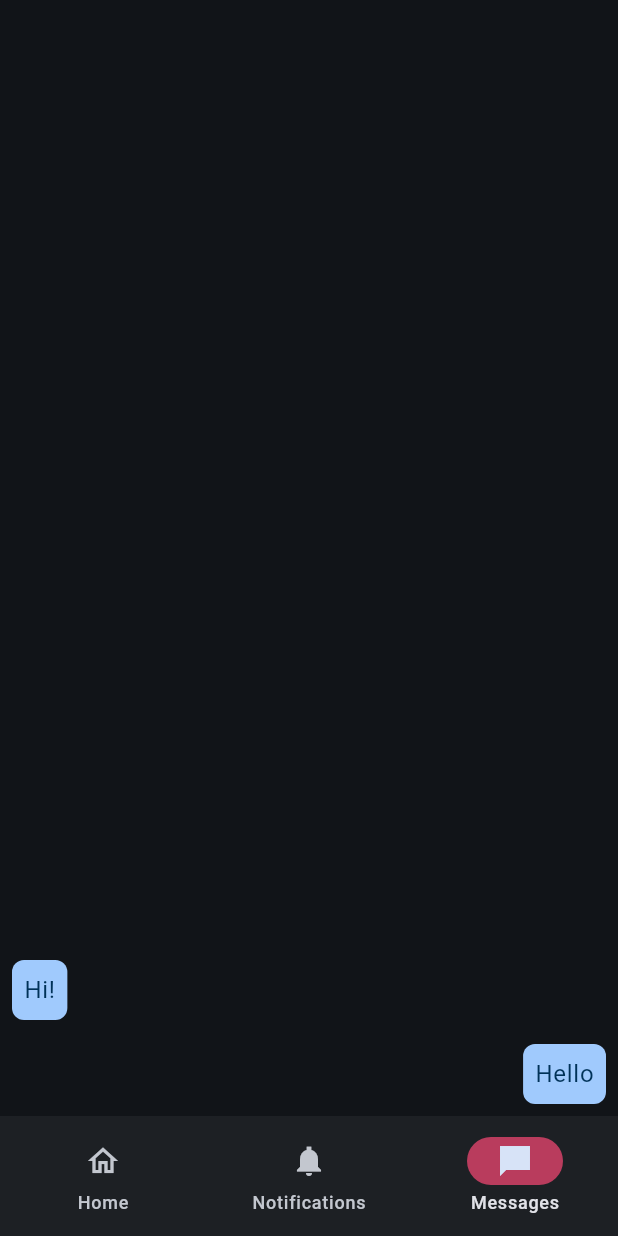
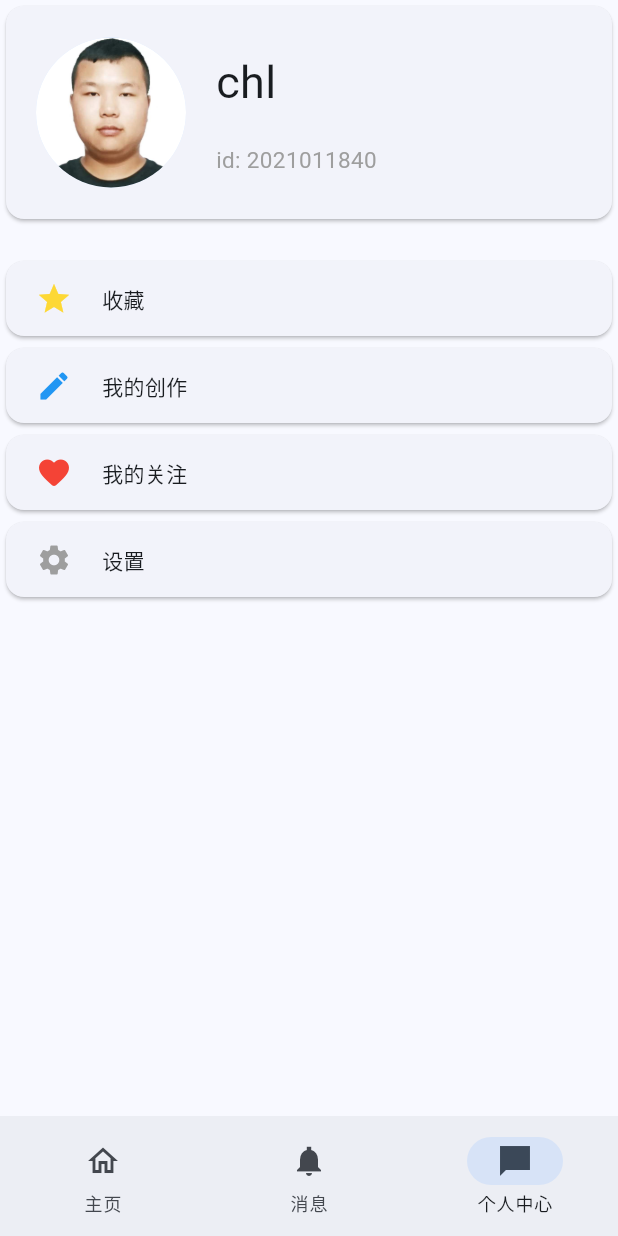
Before and after one commit to HangLee21/Mobile-Software-Development, a Flutter app: the NavigationExample screen opened directly, item 3 of the bottom bar chosen, on a phone screen of 412 x 824 dp. Run offline on Flutter 3.47's test engine with Material 3 defaults, Android fonts, the phone set to English and light mode, and no system bars; our stand-ins replace google_fonts.

Commit message:
个人中心

```diff
--- /dev/null
+++ b/forum/lib/components/accountpagecard.dart
@@ -0,0 +1,44 @@
+import 'package:flutter/material.dart';
+import 'package:forum/theme/theme_data.dart';
+
+
+Map iconDict = const {
+  '收藏': Icons.star,
+  '我的创作': Icons.edit,
+  '我的关注': Icons.favorite_rounded,
+  '设置': Icons.settings,
+};
+Map colorDict =  {
+  '收藏': Colors.yellow[600],
+  '我的创作': Colors.blue,
+  '我的关注': Colors.red,
+  '设置': Colors.grey,
+};
+
+class AccountPageCard extends StatelessWidget{
+  final String name;
+  const AccountPageCard(this.name,{super.key});
+  @override
+  Widget build(BuildContext context){
+
+    return Card(
+      child: Container(
+          height: 50,
+          child: InkWell(
+            onTap: (){
+
+            },
+            child: Row(
+              children: [
+                const SizedBox(width: 20,),
+                Icon(iconDict[name], color: colorDict[name],),
+                const SizedBox(width: 20,),
+                Text(name),
+              ],
+            ),
+          )
+
+      ),
+    );
+  }
+}
--- a/forum/lib/components/search_bar.dart
+++ b/forum/lib/components/search_bar.dart
@@ -20,7 +20,7 @@ class _SearchBarAppState extends State<SearchBarApp> {
     return MaterialApp(
       debugShowCheckedModeBanner: false,
       theme: ThemeData(
-        brightness: Brightness.dark,
+        brightness: Brightness.light,
         colorSchemeSeed: Colors.blue,
         //启用
         useMaterial3: true,
--- a/forum/lib/main.dart
+++ b/forum/lib/main.dart
@@ -15,7 +15,7 @@ class ForumApp extends StatelessWidget {
       debugShowCheckedModeBanner: false,
       // theme: FlutterThemeData.lightThemeData,
         theme: ThemeData(
-          brightness: Brightness.dark,
+          brightness: Brightness.light,
           colorSchemeSeed: Colors.blue,
           //启用
           useMaterial3: true,
--- a/forum/lib/pages/account.dart
+++ b/forum/lib/pages/account.dart
@@ -0,0 +1,71 @@
+import 'package:flutter/cupertino.dart';
+import 'package:flutter/material.dart';
+import 'package:forum/components/accountpagecard.dart';
+
+class AccountPage extends StatelessWidget{
+  final String username;
+  final String userid;
+  const AccountPage(this.username,this.userid, {super.key});
+
+  @override
+  Widget build(BuildContext context){
+    final ThemeData theme = Theme.of(context);
+    return Center(
+        child: ListView(
+          children: [
+            Container(
+              alignment: Alignment.center,
+              height: 150,
+              child: Card(
+                child: Row(
+                  children: [
+                    const SizedBox(width: 20,),
+                    const CircleAvatar(
+                      foregroundImage: AssetImage('assets/images/1.jpg'),
+                      radius: 50,
+                    ),
+                    const SizedBox(width: 20,),
+                    Column(
+                        crossAxisAlignment: CrossAxisAlignment.start,
+                        mainAxisAlignment: MainAxisAlignment.center,
+                        children: [
+                          Row(
+                              children: [
+                                Text(username,
+                                    style: const TextStyle(
+                                      fontSize: 30,
+                                    )
+                                ),
+                              ]
+                          ),
+                          const SizedBox(height: 20),
+                          Row(
+                              children: [
+                                Text('id: $userid',
+                                    style: const TextStyle(
+                                        fontSize: 15,
+                                        color: Colors.grey
+                                    )
+                                ),
+                              ]
+                          ),
+
+                        ]
+
+                    ),
+
+                  ],
+                ),
+              ),
+            ),
+            const SizedBox(height: 20),
+            const AccountPageCard('收藏'),
+            const AccountPageCard('我的创作'),
+            const AccountPageCard('我的关注'),
+            const AccountPageCard('设置')
+          ],
+        )
+    );
+
+  }
+}
--- a/forum/lib/pages/login.dart
+++ b/forum/lib/pages/login.dart
@@ -30,6 +30,11 @@ class Login extends StatelessWidget{
         child:Column(
           mainAxisAlignment: MainAxisAlignment.center,
           children: [
+            const CircleAvatar(
+              foregroundImage: AssetImage('assets/images/1.jpg'),
+              radius: 40,
+            ),
+            const SizedBox(height: 20),
             const TextField(
               textDirection: TextDirection.ltr,
               obscureText: false,
@@ -56,6 +61,16 @@ class Login extends StatelessWidget{
                 style: ButtonStyle(
                     minimumSize: MaterialStateProperty.all(Size(250, 50))
                 ),
+            ),
+            const SizedBox(height: 10),
+            ElevatedButton(
+              onPressed: (){
+                Navigator.of(context).push(MaterialPageRoute(builder: (context) => NavigationExample()));
+              },
+              child: const Text('注册'),
+              style: ButtonStyle(
+                  minimumSize: MaterialStateProperty.all(Size(250, 50))
+              ),
             )
           ],
         ),
--- a/forum/lib/pages/navigation.dart
+++ b/forum/lib/pages/navigation.dart
@@ -1,4 +1,5 @@
 import 'package:flutter/material.dart';
+import 'package:forum/pages/account.dart';
 import 'package:forum/theme/theme_data.dart';
 import 'package:forum/pages/home.dart';
 
@@ -22,21 +23,21 @@ class _NavigationExampleState extends State<NavigationExample> {
             currentPageIndex = index;
           });
         },
-        indicatorColor: FlutterThemeData.lightThemeData.primaryColor,
+
         selectedIndex: currentPageIndex,
         destinations: const <Widget>[
           NavigationDestination(
             selectedIcon: Icon(Icons.home),
             icon: Icon(Icons.home_outlined),
-            label: 'Home',
+            label: '主页',
           ),
           NavigationDestination(
             icon: Icon(Icons.notifications_sharp),
-            label: 'Notifications',
+            label: '消息',
           ),
           NavigationDestination(
             icon: Icon(Icons.messenger_sharp),
-            label: 'Messages',
+            label: '个人中心',
           ),
         ],
       ),
@@ -75,47 +76,48 @@ class _NavigationExampleState extends State<NavigationExample> {
           ),
         ),
 
-        /// Messages page
-        ListView.builder(
-          reverse: true,
-          itemCount: 2,
-          itemBuilder: (BuildContext context, int index) {
-            if (index == 0) {
-              return Align(
-                alignment: Alignment.centerRight,
-                child: Container(
-                  margin: const EdgeInsets.all(8.0),
-                  padding: const EdgeInsets.all(8.0),
-                  decoration: BoxDecoration(
-                    color: theme.colorScheme.primary,
-                    borderRadius: BorderRadius.circular(8.0),
-                  ),
-                  child: Text(
-                    'Hello',
-                    style: theme.textTheme.bodyLarge!
-                        .copyWith(color: theme.colorScheme.onPrimary),
-                  ),
-                ),
-              );
-            }
-            return Align(
-              alignment: Alignment.centerLeft,
-              child: Container(
-                margin: const EdgeInsets.all(8.0),
-                padding: const EdgeInsets.all(8.0),
-                decoration: BoxDecoration(
-                  color: theme.colorScheme.primary,
-                  borderRadius: BorderRadius.circular(8.0),
-                ),
-                child: Text(
-                  'Hi!',
-                  style: theme.textTheme.bodyLarge!
-                      .copyWith(color: theme.colorScheme.onPrimary),
-                ),
-              ),
-            );
-          },
-        ),
+        /// Account page
+        const AccountPage("chl","2021011840")
+        // ListView.builder(
+        //   reverse: true,
+        //   itemCount: 2,
+        //   itemBuilder: (BuildContext context, int index) {
+        //     if (index == 0) {
+        //       return Align(
+        //         alignment: Alignment.centerRight,
+        //         child: Container(
+        //           margin: const EdgeInsets.all(8.0),
+        //           padding: const EdgeInsets.all(8.0),
+        //           decoration: BoxDecoration(
+        //             color: theme.colorScheme.primary,
+        //             borderRadius: BorderRadius.circular(8.0),
+        //           ),
+        //           child: Text(
+        //             'Hello',
+        //             style: theme.textTheme.bodyLarge!
+        //                 .copyWith(color: theme.colorScheme.onPrimary),
+        //           ),
+        //         ),
+        //       );
+        //     }
+        //     return Align(
+        //       alignment: Alignment.centerLeft,
+        //       child: Container(
+        //         margin: const EdgeInsets.all(8.0),
+        //         padding: const EdgeInsets.all(8.0),
+        //         decoration: BoxDecoration(
+        //           color: theme.colorScheme.primary,
+        //           borderRadius: BorderRadius.circular(8.0),
+        //         ),
+        //         child: Text(
+        //           'Hi!',
+        //           style: theme.textTheme.bodyLarge!
+        //               .copyWith(color: theme.colorScheme.onPrimary),
+        //         ),
+        //       ),
+        //     );
+        //   },
+        // ),
       ][currentPageIndex],
     );
   }
--- a/forum/pubspec.yaml
+++ b/forum/pubspec.yaml
@@ -61,9 +61,8 @@ flutter:
   uses-material-design: true
 
   # To add assets to your application, add an assets section, like this:
-  # assets:
-  #   - images/a_dot_burr.jpeg
-  #   - images/a_dot_ham.jpeg
+  assets:
+    - assets/images/
 
   # An image asset can refer to one or more resolution-specific "variants", see
   # https://flutter.dev/assets-and-images/#resolution-aware
```
Also changed, not shown: forum/assets/images/1.jpg (added).
